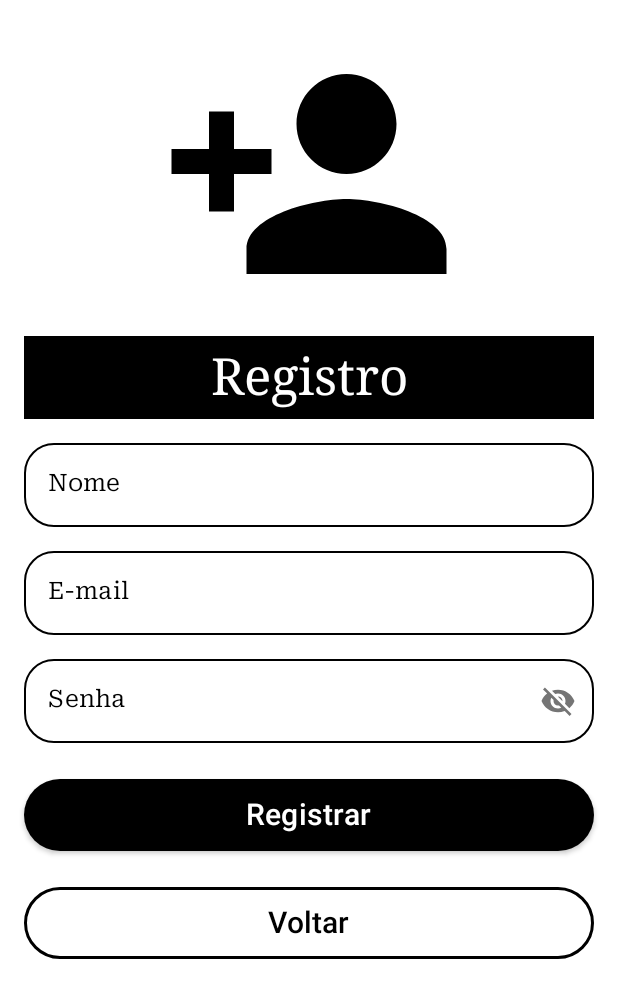
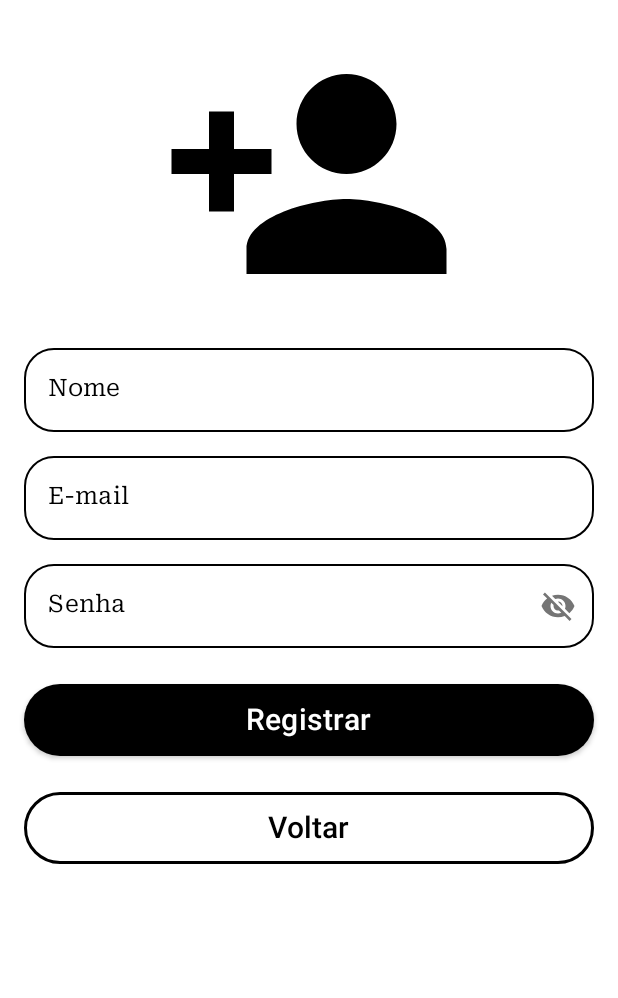
Before and after one commit to thiagomconte/Aplicativo-de-Controle-de-Financas-JetpackCompose-Hilt-Retrofit, an Android app built with Jetpack Compose: the RegisterScreen screen opened through its navigation route, on a phone screen of 412 x 824 dp. Shown: the top 998 px of the screen. Run offline under Robolectric (Android 15) with nearby library versions, the phone set to English and light mode, and no system bars; our stand-ins replace Dagger/Hilt's generated code.

Commit message:
rewmove user screens title

```diff
--- a/FinanceApp/app/src/main/java/com/example/financeapp/features/user/login/components/LoginScreen.kt
+++ b/FinanceApp/app/src/main/java/com/example/financeapp/features/user/login/components/LoginScreen.kt
@@ -94,23 +94,23 @@ fun LoginScreen(
                 .size(200.dp)
                 .align(CenterHorizontally)
         )
-        Text(
-            stringResource(id = R.string.login),
-            style = MaterialTheme.typography.h4,
-            fontFamily = FontFamily.Serif,
-            color = Color.White,
-            textAlign = TextAlign.Center,
-            modifier = Modifier
-                .fillMaxWidth()
-                .border(
-                    width = 2.dp,
-                    shape = RoundedCornerShape(8.dp),
-                    color = Color.Black
-                )
-                .background(color = Color.Black)
-                .padding(vertical = 8.dp, horizontal = 32.dp)
-                .align(CenterHorizontally),
-        )
+//        Text(
+//            stringResource(id = R.string.login),
+//            style = MaterialTheme.typography.h4,
+//            fontFamily = FontFamily.Serif,
+//            color = Color.White,
+//            textAlign = TextAlign.Center,
+//            modifier = Modifier
+//                .fillMaxWidth()
+//                .border(
+//                    width = 2.dp,
+//                    shape = RoundedCornerShape(8.dp),
+//                    color = Color.Black
+//                )
+//                .background(color = Color.Black)
+//                .padding(vertical = 8.dp, horizontal = 32.dp)
+//                .align(CenterHorizontally),
+//        )
         OutlinedTextField(
             modifier = Modifier.fillMaxWidth(),
             keyboardOptions = KeyboardOptions(keyboardType = KeyboardType.Email),
--- a/FinanceApp/app/src/main/java/com/example/financeapp/features/user/register/components/RegisterScreen.kt
+++ b/FinanceApp/app/src/main/java/com/example/financeapp/features/user/register/components/RegisterScreen.kt
@@ -90,23 +90,23 @@ fun RegisterScreen(
                 .size(200.dp)
                 .align(CenterHorizontally)
         )
-        Text(
-            stringResource(id = R.string.register),
-            style = MaterialTheme.typography.h4,
-            fontFamily = FontFamily.Serif,
-            color = Color.White,
-            textAlign = TextAlign.Center,
-            modifier = Modifier
-                .fillMaxWidth()
-                .border(
-                    width = 2.dp,
-                    shape = RoundedCornerShape(8.dp),
-                    color = Color.Black
-                )
-                .background(color = Color.Black)
-                .padding(vertical = 8.dp, horizontal = 32.dp)
-                .align(CenterHorizontally),
-        )
+//        Text(
+//            stringResource(id = R.string.register),
+//            style = MaterialTheme.typography.h4,
+//            fontFamily = FontFamily.Serif,
+//            color = Color.White,
+//            textAlign = TextAlign.Center,
+//            modifier = Modifier
+//                .fillMaxWidth()
+//                .border(
+//                    width = 2.dp,
+//                    shape = RoundedCornerShape(8.dp),
+//                    color = Color.Black
+//                )
+//                .background(color = Color.Black)
+//                .padding(vertical = 8.dp, horizontal = 32.dp)
+//                .align(CenterHorizontally),
+//        )
         OutlinedTextField(
             modifier = Modifier.fillMaxWidth(),
             keyboardOptions = KeyboardOptions(keyboardType = KeyboardType.Text),
```
